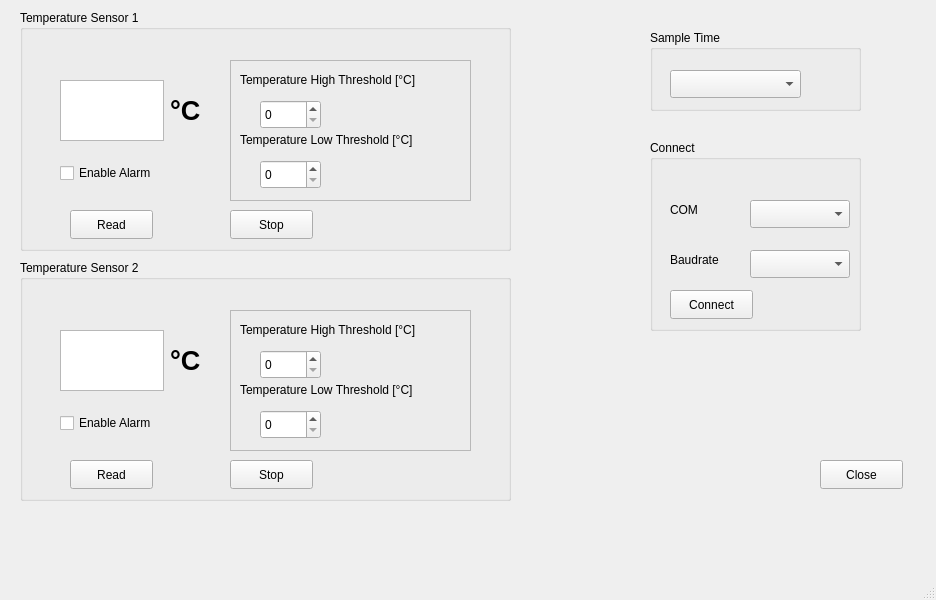
Above: LM35/mainwindow.ui from QuocNguyen199/dlcn_btl_qt before the change. Below: the same form after it.
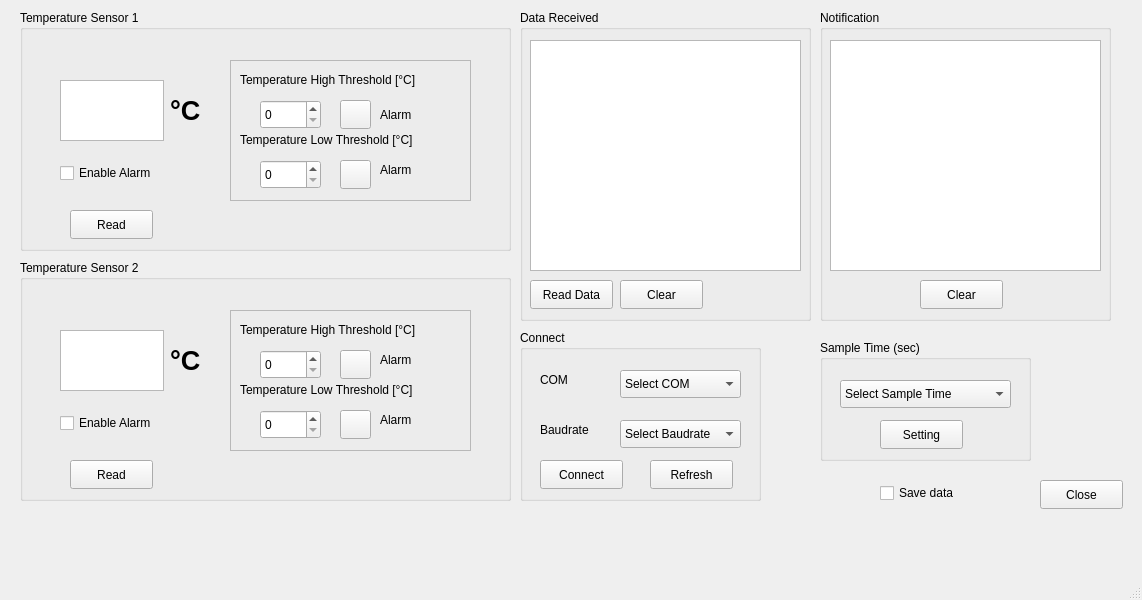
That is the form after the change.

Diff of the .ui file:
```diff
--- a/LM35/mainwindow.ui
+++ b/LM35/mainwindow.ui
@@ -6,7 +6,7 @@
    <rect>
     <x>0</x>
     <y>0</y>
-    <width>936</width>
+    <width>1142</width>
     <height>600</height>
    </rect>
   </property>
@@ -129,6 +129,58 @@
        <string>Temperature Low Threshold [°C]</string>
       </property>
      </widget>
+     <widget class="QPushButton" name="alm_TempHigh1">
+      <property name="geometry">
+       <rect>
+        <x>110</x>
+        <y>40</y>
+        <width>31</width>
+        <height>29</height>
+       </rect>
+      </property>
+      <property name="text">
+       <string/>
+      </property>
+     </widget>
+     <widget class="QLabel" name="label_9">
+      <property name="geometry">
+       <rect>
+        <x>150</x>
+        <y>45</y>
+        <width>63</width>
+        <height>20</height>
+       </rect>
+      </property>
+      <property name="text">
+       <string>Alarm</string>
+      </property>
+     </widget>
+     <widget class="QPushButton" name="alm_TempHigh1_2">
+      <property name="geometry">
+       <rect>
+        <x>110</x>
+        <y>100</y>
+        <width>31</width>
+        <height>29</height>
+       </rect>
+      </property>
+      <property name="text">
+       <string/>
+      </property>
+     </widget>
+     <widget class="QLabel" name="label_10">
+      <property name="geometry">
+       <rect>
+        <x>150</x>
+        <y>100</y>
+        <width>63</width>
+        <height>20</height>
+       </rect>
+      </property>
+      <property name="text">
+       <string>Alarm</string>
+      </property>
+     </widget>
     </widget>
     <widget class="QPushButton" name="btn_ReadTemp1">
      <property name="geometry">
@@ -143,19 +195,6 @@
       <string>Read</string>
      </property>
     </widget>
-    <widget class="QPushButton" name="btn_Stop1">
-     <property name="geometry">
-      <rect>
-       <x>210</x>
-       <y>200</y>
-       <width>83</width>
-       <height>29</height>
-      </rect>
-     </property>
-     <property name="text">
-      <string>Stop</string>
-     </property>
-    </widget>
    </widget>
    <widget class="QGroupBox" name="groupBox_2">
     <property name="geometry">
@@ -272,6 +311,58 @@
        <string>Temperature Low Threshold [°C]</string>
       </property>
      </widget>
+     <widget class="QPushButton" name="alm_TempHigh1_3">
+      <property name="geometry">
+       <rect>
+        <x>110</x>
+        <y>40</y>
+        <width>31</width>
+        <height>29</height>
+       </rect>
+      </property>
+      <property name="text">
+       <string/>
+      </property>
+     </widget>
+     <widget class="QPushButton" name="alm_TempHigh1_4">
+      <property name="geometry">
+       <rect>
+        <x>110</x>
+        <y>100</y>
+        <width>31</width>
+        <height>29</height>
+       </rect>
+      </property>
+      <property name="text">
+       <string/>
+      </property>
+     </widget>
+     <widget class="QLabel" name="label_11">
+      <property name="geometry">
+       <rect>
+        <x>150</x>
+        <y>40</y>
+        <width>63</width>
+        <height>20</height>
+       </rect>
+      </property>
+      <property name="text">
+       <string>Alarm</string>
+      </property>
+     </widget>
+     <widget class="QLabel" name="label_12">
+      <property name="geometry">
+       <rect>
+        <x>150</x>
+        <y>100</y>
+        <width>63</width>
+        <height>20</height>
+       </rect>
+      </property>
+      <property name="text">
+       <string>Alarm</string>
+      </property>
+     </widget>
     </widget>
     <widget class="QPushButton" name="btn_ReadTemp2">
      <property name="geometry">
@@ -286,50 +377,75 @@
       <string>Read</string>
      </property>
     </widget>
-    <widget class="QPushButton" name="btn_Stop2">
-     <property name="geometry">
-      <rect>
-       <x>210</x>
-       <y>200</y>
-       <width>83</width>
-       <height>29</height>
-      </rect>
-     </property>
-     <property name="text">
-      <string>Stop</string>
-     </property>
-    </widget>
    </widget>
    <widget class="QGroupBox" name="groupBox_3">
     <property name="geometry">
      <rect>
-      <x>650</x>
-      <y>30</y>
+      <x>820</x>
+      <y>340</y>
       <width>211</width>
-      <height>81</height>
+      <height>121</height>
      </rect>
     </property>
     <property name="title">
-     <string>Sample Time</string>
+     <string>Sample Time (sec)</string>
     </property>
     <widget class="QComboBox" name="ccb_SampleTime">
      <property name="geometry">
       <rect>
        <x>20</x>
        <y>40</y>
-       <width>131</width>
+       <width>171</width>
        <height>28</height>
       </rect>
+     </property>
+     <item>
+      <property name="text">
+       <string>Select Sample Time</string>
+      </property>
+     </item>
+     <item>
+      <property name="text">
+       <string>5</string>
+      </property>
+     </item>
+     <item>
+      <property name="text">
+       <string>10</string>
+      </property>
+     </item>
+     <item>
+      <property name="text">
+       <string>30</string>
+      </property>
+     </item>
+     <item>
+      <property name="text">
+       <string>60</string>
+      </property>
+     </item>
+    </widget>
+    <widget class="QPushButton" name="btn_Setting">
+     <property name="geometry">
+      <rect>
+       <x>60</x>
+       <y>80</y>
+       <width>83</width>
+       <height>29</height>
+      </rect>
+     </property>
+     <property name="text">
+      <string>Setting</string>
      </property>
     </widget>
    </widget>
    <widget class="QGroupBox" name="groupBox_4">
     <property name="geometry">
      <rect>
-      <x>650</x>
-      <y>140</y>
-      <width>211</width>
-      <height>191</height>
+      <x>520</x>
+      <y>330</y>
+      <width>241</width>
+      <height>171</height>
      </rect>
     </property>
     <property name="title">
@@ -339,27 +455,37 @@
      <property name="geometry">
       <rect>
        <x>100</x>
-       <y>60</y>
-       <width>100</width>
+       <y>40</y>
+       <width>121</width>
        <height>28</height>
       </rect>
      </property>
+     <item>
+      <property name="text">
+       <string>Select COM</string>
+      </property>
+     </item>
     </widget>
     <widget class="QComboBox" name="ccb_Baudrate">
      <property name="geometry">
       <rect>
        <x>100</x>
-       <y>110</y>
-       <width>100</width>
+       <y>90</y>
+       <width>121</width>
        <height>28</height>
       </rect>
      </property>
+     <item>
+      <property name="text">
+       <string>Select Baudrate</string>
+      </property>
+     </item>
     </widget>
     <widget class="QLabel" name="label_7">
      <property name="geometry">
       <rect>
        <x>20</x>
-       <y>60</y>
+       <y>40</y>
        <width>60</width>
        <height>20</height>
       </rect>
@@ -372,7 +498,7 @@
      <property name="geometry">
       <rect>
        <x>20</x>
-       <y>110</y>
+       <y>90</y>
        <width>63</width>
        <height>20</height>
       </rect>
@@ -385,7 +511,7 @@
      <property name="geometry">
       <rect>
        <x>20</x>
-       <y>150</y>
+       <y>130</y>
        <width>83</width>
        <height>29</height>
       </rect>
@@ -394,12 +520,25 @@
       <string>Connect</string>
      </property>
     </widget>
+    <widget class="QPushButton" name="btn_Refresh">
+     <property name="geometry">
+      <rect>
+       <x>130</x>
+       <y>130</y>
+       <width>83</width>
+       <height>29</height>
+      </rect>
+     </property>
+     <property name="text">
+      <string>Refresh</string>
+     </property>
+    </widget>
    </widget>
    <widget class="QPushButton" name="btn_Close">
     <property name="geometry">
      <rect>
-      <x>820</x>
-      <y>460</y>
+      <x>1040</x>
+      <y>480</y>
       <width>83</width>
       <height>29</height>
      </rect>
@@ -408,6 +547,104 @@
      <string>Close</string>
     </property>
    </widget>
+   <widget class="QGroupBox" name="groupBox_5">
+    <property name="geometry">
+     <rect>
+      <x>520</x>
+      <y>10</y>
+      <width>291</width>
+      <height>311</height>
+     </rect>
+    </property>
+    <property name="title">
+     <string>Data Received</string>
+    </property>
+    <widget class="QTextEdit" name="txt_DataReceived">
+     <property name="geometry">
+      <rect>
+       <x>10</x>
+       <y>30</y>
+       <width>271</width>
+       <height>231</height>
+      </rect>
+     </property>
+    </widget>
+    <widget class="QPushButton" name="btn_ClearData">
+     <property name="geometry">
+      <rect>
+       <x>100</x>
+       <y>270</y>
+       <width>83</width>
+       <height>29</height>
+      </rect>
+     </property>
+     <property name="text">
+      <string>Clear</string>
+     </property>
+    </widget>
+    <widget class="QPushButton" name="btn_ReadData">
+     <property name="geometry">
+      <rect>
+       <x>10</x>
+       <y>270</y>
+       <width>83</width>
+       <height>29</height>
+      </rect>
+     </property>
+     <property name="text">
+      <string>Read Data</string>
+     </property>
+    </widget>
+   </widget>
+   <widget class="QGroupBox" name="groupBox_6">
+    <property name="geometry">
+     <rect>
+      <x>820</x>
+      <y>10</y>
+      <width>291</width>
+      <height>311</height>
+     </rect>
+    </property>
+    <property name="title">
+     <string>Notification</string>
+    </property>
+    <widget class="QTextEdit" name="txt_Notification">
+     <property name="geometry">
+      <rect>
+       <x>10</x>
+       <y>30</y>
+       <width>271</width>
+       <height>231</height>
+      </rect>
+     </property>
+    </widget>
+    <widget class="QPushButton" name="btn_ClearNoti">
+     <property name="geometry">
+      <rect>
+       <x>100</x>
+       <y>270</y>
+       <width>83</width>
+       <height>29</height>
+      </rect>
+     </property>
+     <property name="text">
+      <string>Clear</string>
+     </property>
+    </widget>
+   </widget>
+   <widget class="QCheckBox" name="checkBox_3">
+    <property name="geometry">
+     <rect>
+      <x>880</x>
+      <y>480</y>
+      <width>93</width>
+      <height>26</height>
+     </rect>
+    </property>
+    <property name="text">
+     <string>Save data</string>
+    </property>
+   </widget>
   </widget>
   <widget class="QMenuBar" name="menubar">
    <property name="geometry">
```
Left out of the diff: 10 changed lines with no effect on the pictures.
